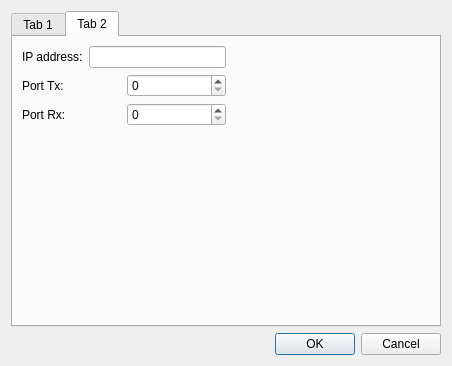
TomHyhlik/termik, file src/dialog_connect.ui: the form before one commit.
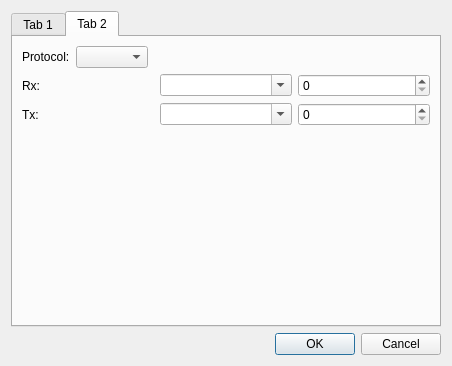
The form after the commit. The open tabs and pages were chosen to show the change. Icons and pictures are not drawn.

Patch:
```diff
--- a/src/dialog_connect.ui
+++ b/src/dialog_connect.ui
@@ -193,54 +193,20 @@
       <attribute name="title">
        <string>Tab 2</string>
       </attribute>
-      <layout class="QVBoxLayout" name="verticalLayout_8">
-       <item>
-        <layout class="QVBoxLayout" name="verticalLayout_4">
-         <item>
-          <layout class="QHBoxLayout" name="horizontalLayout_11">
-           <item>
             <layout class="QVBoxLayout" name="verticalLayout_3">
-             <item>
-              <layout class="QHBoxLayout" name="horizontalLayout_3">
-               <item>
-                <widget class="QLabel" name="label_ipAddr">
-                 <property name="text">
-                  <string>IP address:</string>
-                 </property>
-                </widget>
-               </item>
-               <item>
-                <widget class="QLineEdit" name="lineEdit_ipAddr"/>
-               </item>
-              </layout>
-             </item>
-             <item>
-              <layout class="QHBoxLayout" name="horizontalLayout_4">
-               <item>
-                <widget class="QLabel" name="label_ipPort_Tx">
-                 <property name="text">
-                  <string>Port Tx:</string>
-                 </property>
-                </widget>
-               </item>
-               <item>
-                <widget class="QSpinBox" name="spinBox_ipPort_Tx"/>
-               </item>
-              </layout>
-             </item>
              <item>
               <layout class="QHBoxLayout" name="horizontalLayout_6">
                <item>
-                <widget class="QLabel" name="label_ipPort_Rx">
+          <layout class="QHBoxLayout" name="horizontalLayout_4">
+           <item>
+            <widget class="QLabel" name="label_networkProtocol">
                  <property name="text">
-                  <string>Port Rx:</string>
+              <string>Protocol:</string>
                  </property>
                 </widget>
                </item>
                <item>
-                <widget class="QSpinBox" name="spinBox_ipPort_Rx"/>
-               </item>
-              </layout>
+            <widget class="QComboBox" name="comboBox_networkProtocol"/>
              </item>
             </layout>
            </item>
@@ -259,6 +225,48 @@
            </item>
           </layout>
          </item>
+       <item>
+        <layout class="QHBoxLayout" name="horizontalLayout_3">
+         <item>
+          <widget class="QLabel" name="label_ipAddr">
+           <property name="text">
+            <string>Rx:</string>
+           </property>
+          </widget>
+         </item>
+         <item>
+          <widget class="QComboBox" name="comboBox_ipAddr_rx">
+           <property name="editable">
+            <bool>true</bool>
+           </property>
+          </widget>
+         </item>
+         <item>
+          <widget class="QSpinBox" name="spinBox_ipPort_Rx"/>
+         </item>
+        </layout>
+       </item>
+       <item>
+        <layout class="QHBoxLayout" name="horizontalLayout">
+         <item>
+          <widget class="QLabel" name="label_ipAddr_2">
+           <property name="text">
+            <string>Tx:</string>
+           </property>
+          </widget>
+         </item>
+         <item>
+          <widget class="QComboBox" name="comboBox_ipAddr_tx">
+           <property name="editable">
+            <bool>true</bool>
+           </property>
+          </widget>
+         </item>
+         <item>
+          <widget class="QSpinBox" name="spinBox_ipPort_Tx"/>
+         </item>
+        </layout>
+       </item>
          <item>
           <spacer name="verticalSpacer">
            <property name="orientation">
@@ -267,12 +275,10 @@
            <property name="sizeHint" stdset="0">
             <size>
              <width>20</width>
-             <height>40</height>
+           <height>122</height>
             </size>
            </property>
           </spacer>
-         </item>
-        </layout>
        </item>
       </layout>
      </widget>
```
Left out of the diff: 2 changed lines with no effect on the pictures. Lines whose indentation alone changed are shown as unchanged.
